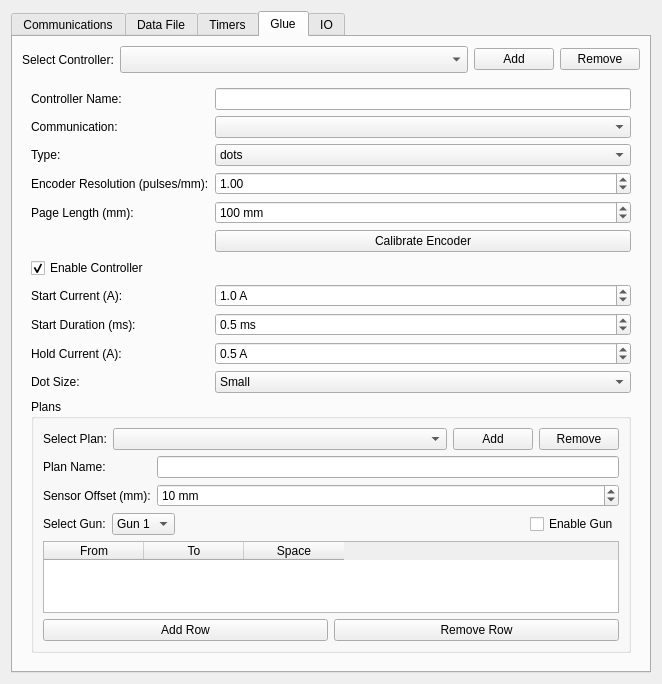
First picture: the form in src/gui/SettingsWindow.ui, repository orkiman/MachineController, before the edit.
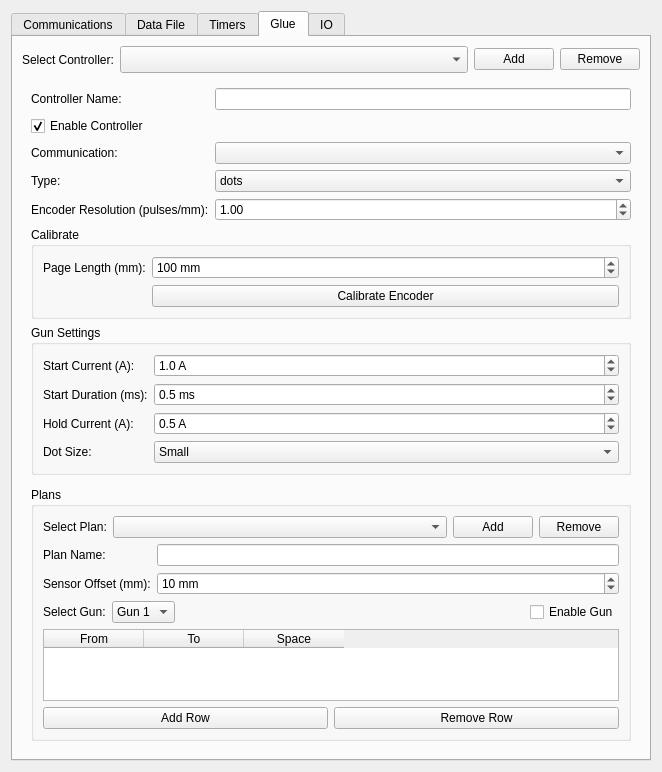
Second picture: the form after the edit. The open tabs and pages were chosen to show the change.

Commit message: cleaner glue tab ui design

```diff
--- a/src/gui/SettingsWindow.ui
+++ b/src/gui/SettingsWindow.ui
@@ -509,24 +509,34 @@
              <item row="0" column="1">
               <widget class="QLineEdit" name="glueControllerNameLineEdit"/>
              </item>
-             <item row="1" column="0">
+             <item row="1" column="0" colspan="2">
+              <widget class="QCheckBox" name="glueControllerEnabledCheckBox">
+               <property name="text">
+                <string>Enable Controller</string>
+               </property>
+               <property name="checked">
+                <bool>true</bool>
+               </property>
+              </widget>
+             </item>
+             <item row="2" column="0">
               <widget class="QLabel" name="glueCommunicationLabel">
                <property name="text">
                 <string>Communication:</string>
                </property>
               </widget>
              </item>
-             <item row="1" column="1">
+             <item row="2" column="1">
               <widget class="QComboBox" name="glueCommunicationComboBox"/>
              </item>
-             <item row="2" column="0">
+             <item row="3" column="0">
               <widget class="QLabel" name="glueTypeLabel">
                <property name="text">
                 <string>Type:</string>
                </property>
               </widget>
              </item>
-             <item row="2" column="1">
+             <item row="3" column="1">
               <widget class="QComboBox" name="glueTypeComboBox">
                <item>
                 <property name="text">
@@ -540,14 +550,14 @@
                </item>
               </widget>
              </item>
-             <item row="3" column="0">
+             <item row="4" column="0">
               <widget class="QLabel" name="glueEncoderLabel">
                <property name="text">
                 <string>Encoder Resolution (pulses/mm):</string>
                </property>
               </widget>
              </item>
-             <item row="3" column="1">
+             <item row="4" column="1">
               <widget class="QDoubleSpinBox" name="glueEncoderSpinBox">
                <property name="decimals">
                 <number>2</number>
@@ -566,14 +576,20 @@
                </property>
               </widget>
              </item>
-             <item row="4" column="0">
+             <item row="5" column="0" colspan="2">
+               <widget class="QGroupBox" name="glueCalibrateGroupBox">
+                <property name="title">
+                 <string>Calibrate</string>
+                </property>
+                <layout class="QFormLayout" name="glueCalibrateFormLayout">
+                 <item row="0" column="0">
               <widget class="QLabel" name="gluePageLengthLabel">
                <property name="text">
                 <string>Page Length (mm):</string>
                </property>
               </widget>
              </item>
-             <item row="4" column="1">
+                 <item row="0" column="1">
               <widget class="QSpinBox" name="gluePageLengthSpinBox">
                <property name="minimum">
                 <number>1</number>
@@ -589,31 +605,30 @@
                </property>
               </widget>
              </item>
-             <item row="5" column="1">
+                 <item row="1" column="1">
               <widget class="QPushButton" name="glueCalibrateButton">
                <property name="text">
                 <string>Calibrate Encoder</string>
                </property>
               </widget>
              </item>
-             <item row="6" column="0" colspan="2">
-              <widget class="QCheckBox" name="glueControllerEnabledCheckBox">
-               <property name="text">
-                <string>Enable Controller</string>
-               </property>
-               <property name="checked">
-                <bool>true</bool>
-               </property>
-              </widget>
-             </item>
-             <item row="7" column="0">
+                </layout>
+               </widget>
+              </item>
+              <item row="7" column="0" colspan="2">
+               <widget class="QGroupBox" name="glueGunSettingsGroupBox">
+                <property name="title">
+                 <string>Gun Settings</string>
+                </property>
+                <layout class="QFormLayout" name="glueGunSettingsFormLayout">
+                 <item row="0" column="0">
               <widget class="QLabel" name="glueStartCurrentLabel">
                <property name="text">
                 <string>Start Current (A):</string>
                </property>
               </widget>
              </item>
-             <item row="7" column="1">
+                 <item row="0" column="1">
               <widget class="QDoubleSpinBox" name="glueStartCurrentSpinBox">
                <property name="decimals">
                 <number>1</number>
@@ -635,14 +650,14 @@
                </property>
               </widget>
              </item>
-             <item row="8" column="0">
+                 <item row="1" column="0">
               <widget class="QLabel" name="glueStartDurationLabel">
                <property name="text">
                 <string>Start Duration (ms):</string>
                </property>
               </widget>
              </item>
-             <item row="8" column="1">
+                 <item row="1" column="1">
               <widget class="QDoubleSpinBox" name="glueStartDurationSpinBox">
                <property name="decimals">
                 <number>1</number>
@@ -664,14 +679,14 @@
                </property>
               </widget>
              </item>
-             <item row="9" column="0">
+                 <item row="2" column="0">
               <widget class="QLabel" name="glueHoldCurrentLabel">
                <property name="text">
                 <string>Hold Current (A):</string>
                </property>
               </widget>
              </item>
-             <item row="9" column="1">
+                 <item row="2" column="1">
               <widget class="QDoubleSpinBox" name="glueHoldCurrentSpinBox">
                <property name="decimals">
                 <number>1</number>
@@ -693,14 +708,14 @@
                </property>
               </widget>
              </item>
-             <item row="10" column="0">
+                 <item row="3" column="0">
               <widget class="QLabel" name="glueDotSizeLabel">
                <property name="text">
                 <string>Dot Size:</string>
                </property>
               </widget>
              </item>
-             <item row="10" column="1">
+                 <item row="3" column="1">
               <widget class="QComboBox" name="glueDotSizeComboBox">
                <item>
                 <property name="text">
@@ -718,6 +733,22 @@
                 </property>
                </item>
               </widget>
+                 </item>
+                </layout>
+               </widget>
+              </item>
+             <item row="11" column="0">
+              <spacer name="verticalSpacer">
+               <property name="orientation">
+                <enum>Qt::Vertical</enum>
+               </property>
+               <property name="sizeHint" stdset="0">
+                <size>
+                 <width>20</width>
+                 <height>40</height>
+                </size>
+               </property>
+              </spacer>
              </item>
             </layout>
            </item>
```
Lines whose indentation alone changed are shown as unchanged. The commit also changes 1 other file.
